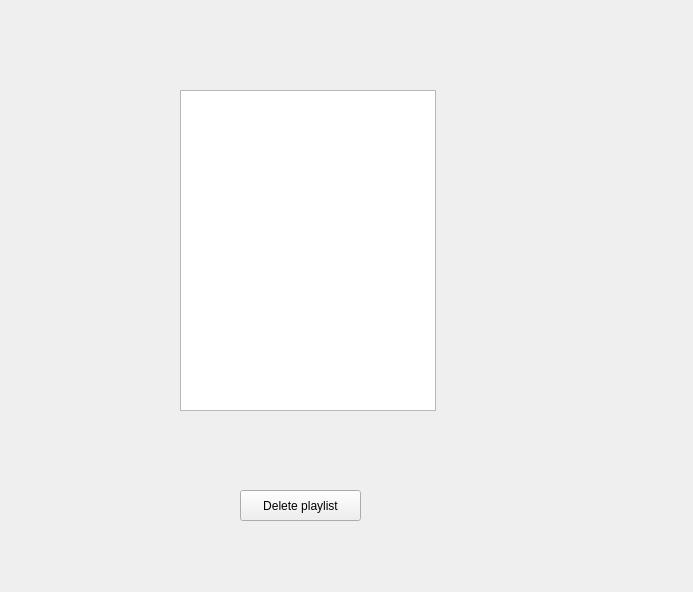
First picture: the form in selectplaylist2window.ui, repository Fatemehasadi86/spotify1, before the edit.
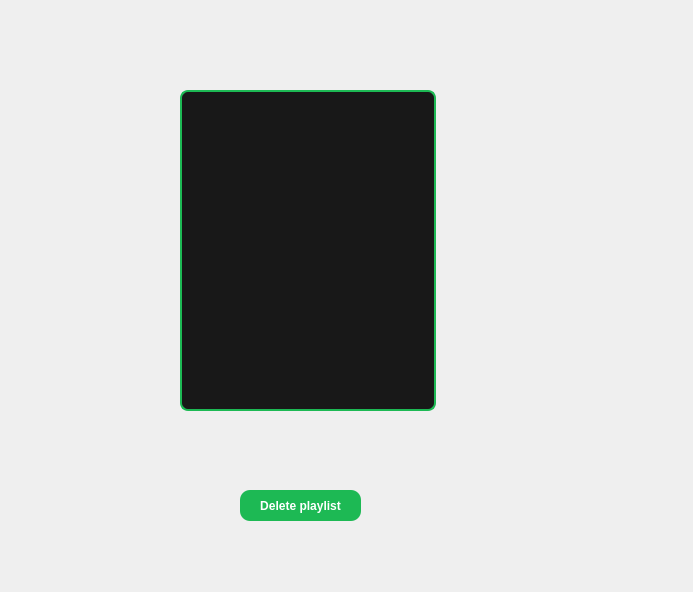
Second picture: the form after the edit.

The edit to the form file:
```diff
--- a/selectplaylist2window.ui
+++ b/selectplaylist2window.ui
@@ -13,6 +13,53 @@
   <property name="windowTitle">
    <string>Form</string>
   </property>
+  <property name="styleSheet">
+   <string notr="true">QLineEdit{
+    background:#282828;
+    border:2px solid #1DB954;
+    border-radius:8px;
+    color:white;
+    padding:6px;
+} QLabel{
+    color:white;
+    font-weight:bold;
+}  QPushButton{
+    background-color:#1DB954;
+    color:white;
+    border:none;
+    border-radius:10px;
+    padding:8px;
+    font-weight:bold;
+}
+
+QPushButton:hover{
+    background:#1ED760;
+}
+
+QPushButton:pressed{
+    background:#169C46;
+}
+QComboBox{
+    background:#282828;
+    color:white;
+    border:2px solid #1DB954;
+    border-radius:8px;
+    padding:6px;
+} QListWidget{
+    background:#181818;
+    border:2px solid #1DB954;
+    border-radius:8px;
+    color:white;
+}
+
+QListWidget::item{
+    padding:8px;
+}
+
+QListWidget::item:selected{
+    background:#1DB954;
+}</string>
+  </property>
   <widget class="QListWidget" name="listWidget">
    <property name="geometry">
     <rect>
```
